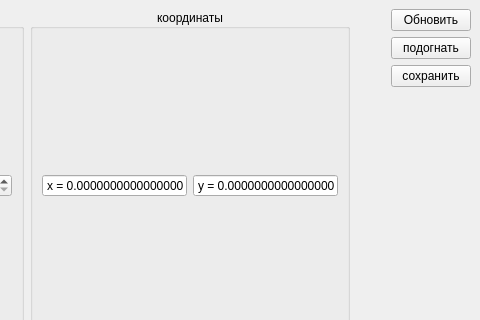
First picture: the form in mainwindow.ui, repository anthrwpos1/Raster, before the edit; both pictures show x 423 to 903 and y 0 to 320 of the 903 by 720 pixel window.
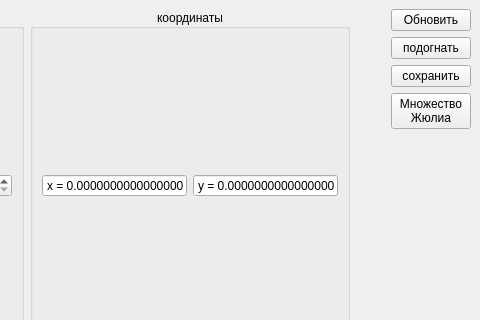
Second picture: the form after the edit. Custom widgets are drawn as their Qt base class.

Commit message: Добавлена возможность посмотреть соответствующее множество Жюлиа для данной точки, шаг теперь перематывается колесиком мыши всегда на 1

Diff of the .ui file:
```diff
--- a/mainwindow.ui
+++ b/mainwindow.ui
@@ -285,6 +285,14 @@
         </property>
        </widget>
       </item>
+      <item>
+       <widget class="QPushButton" name="julia">
+        <property name="text">
+         <string>Множество
+Жюлиа</string>
+        </property>
+       </widget>
+      </item>
       <item>
        <spacer name="verticalSpacer">
         <property name="orientation">
```
Left out of the diff: 2 changed lines with no effect on the pictures. The commit also changes 5 other files.
